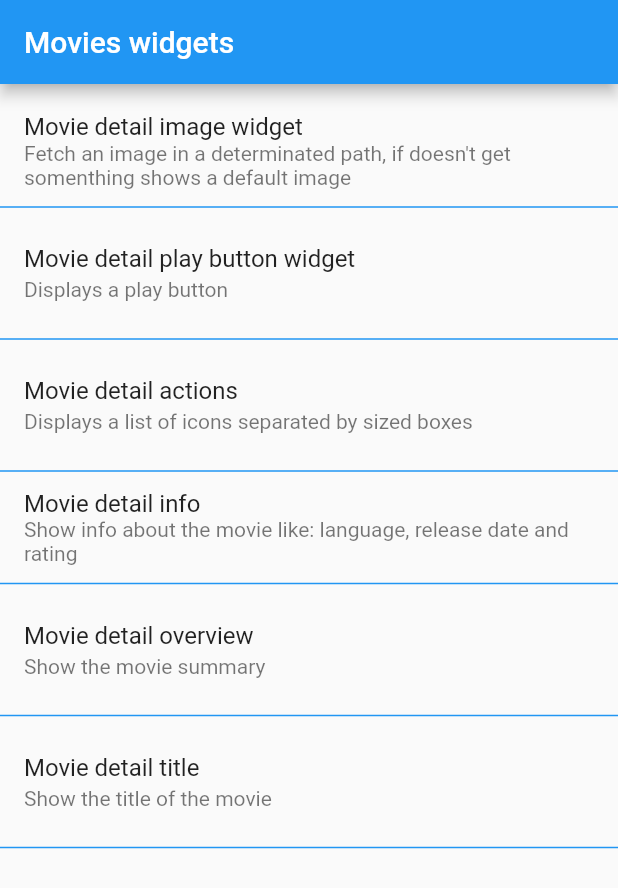
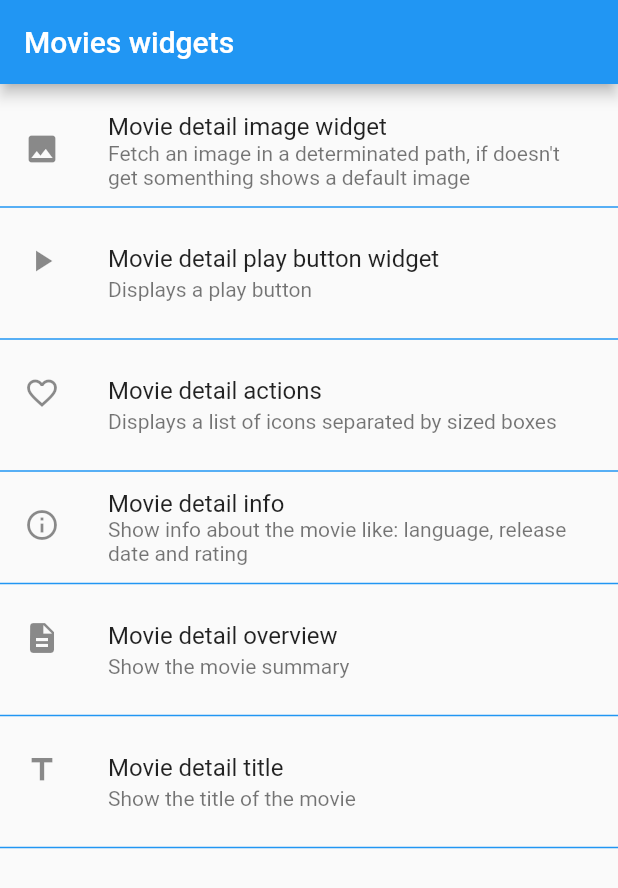
Before and after one commit to LeonardoMolleker/movie_widgets, a Flutter app: the screen it shows after launch, on a phone screen of 412 x 824 dp. Shown: the top 888 px of the screen. Run offline on Flutter 3.47's test engine with Material 2 defaults, Android fonts, the phone set to English and light mode, and no system bars.

Commit message:
Added icons to tiles. Fix update: added missing end of line. Fix update 2: fixed play button ui.

```diff
--- a/lib/exports/movie_widgets.dart
+++ b/lib/exports/movie_widgets.dart
@@ -1,4 +1,5 @@
 library movie_widgets;
+
 export '../movie_widgets/fade_image_widget.dart';
 export '../movie_widgets/movie_detail_image.dart';
 export '../movie_widgets/movie_detail_play_button.dart';
--- a/lib/main.dart
+++ b/lib/main.dart
@@ -1,5 +1,5 @@
+import 'pages/play_button_page.dart';
 import 'constants/routes_constants.dart';
-import 'movie_widgets/movie_detail_play_button.dart';
 import 'pages/actions_page.dart';
 import 'pages/image_widget_page.dart';
 import 'pages/info_page.dart';
@@ -19,6 +19,7 @@ class MyApp extends StatelessWidget {
   @override
   Widget build(BuildContext context) {
     return MaterialApp(
+      debugShowCheckedModeBanner: false,
       title: 'Flutter Demo',
       theme: ThemeData(
         primarySwatch: Colors.blue,
@@ -28,7 +29,7 @@ class MyApp extends StatelessWidget {
         RoutesConstants.initialRoute: (context) => Home(),
         RoutesConstants.imageWidgetRoute: (context) => ImageWidgetPage(),
         RoutesConstants.playButtonWidgetRoute: (context) =>
-            MovieDetailPlayButton(),
+            PlayButtonPage(),
         RoutesConstants.actionsWidgetRoute: (context) => ActionsPage(),
         RoutesConstants.infoWidgetRoute: (context) => InfoPage(),
         RoutesConstants.overviewWidgetRoute: (context) => OverviewPage(),
--- a/lib/pages/home_page.dart
+++ b/lib/pages/home_page.dart
@@ -1,5 +1,4 @@
-import 'package:exported_movie_widgets/constants/pages_strings.dart';
-
+import '../constants/pages_strings.dart';
 import '../constants/routes_constants.dart';
 import '../constants/tiles_constants.dart';
 import '../widgets/list_view_tile.dart';
@@ -9,31 +8,49 @@ import 'package:flutter/material.dart';
 class Home extends StatelessWidget {
   final List<ListViewTile> tiles = [
     ListViewTile(
+      icon: Icon(
+        Icons.image,
+      ),
       title: TilesConstants.imageWidgetTitle,
       subtitle: TilesConstants.imageWidgetSubtitle,
       routeName: RoutesConstants.imageWidgetRoute,
     ),
     ListViewTile(
+      icon: Icon(
+        Icons.play_arrow,
+      ),
       title: TilesConstants.playButtonWidgetTitle,
       subtitle: TilesConstants.playButtonWidgetSubtitle,
       routeName: RoutesConstants.playButtonWidgetRoute,
     ),
     ListViewTile(
+      icon: Icon(
+        Icons.favorite_border,
+      ),
       title: TilesConstants.actionsWidgetTitle,
       subtitle: TilesConstants.actionsWidgetSubtitle,
       routeName: RoutesConstants.actionsWidgetRoute,
     ),
     ListViewTile(
+      icon: Icon(
+        Icons.info_outline,
+      ),
       title: TilesConstants.infoWidgetTitle,
       subtitle: TilesConstants.infoWidgetSubtitle,
       routeName: RoutesConstants.infoWidgetRoute,
     ),
     ListViewTile(
+      icon: Icon(
+        Icons.description,
+      ),
       title: TilesConstants.overviewWidgetTitle,
       subtitle: TilesConstants.overviewWidgetSubtitle,
       routeName: RoutesConstants.overviewWidgetRoute,
     ),
     ListViewTile(
+      icon: Icon(
+        Icons.title,
+      ),
       title: TilesConstants.titleWidgetTitle,
       subtitle: TilesConstants.titleWidgetSubtitle,
       routeName: RoutesConstants.titleWidgetRoute,
--- a/lib/pages/play_button_page.dart
+++ b/lib/pages/play_button_page.dart
@@ -16,7 +16,9 @@ class PlayButtonPage extends StatelessWidget {
           PagesStrings.appBarTitlePlayButtonPage,
         ),
       ),
-      body: MovieDetailPlayButton(),
+      body: Center(
+        child: MovieDetailPlayButton(),
+      ),
     );
   }
 }
--- a/lib/widgets/list_view_tile.dart
+++ b/lib/widgets/list_view_tile.dart
@@ -4,17 +4,20 @@ class ListViewTile extends StatelessWidget {
   final String title;
   final String subtitle;
   final String routeName;
+  final Icon icon;
 
   const ListViewTile({
     Key key,
     this.title,
     this.subtitle,
     this.routeName,
+    this.icon,
   }) : super(key: key);
 
   @override
   Widget build(BuildContext context) {
     return ListTile(
+      leading: icon,
       title: Text(
         title,
       ),
```
